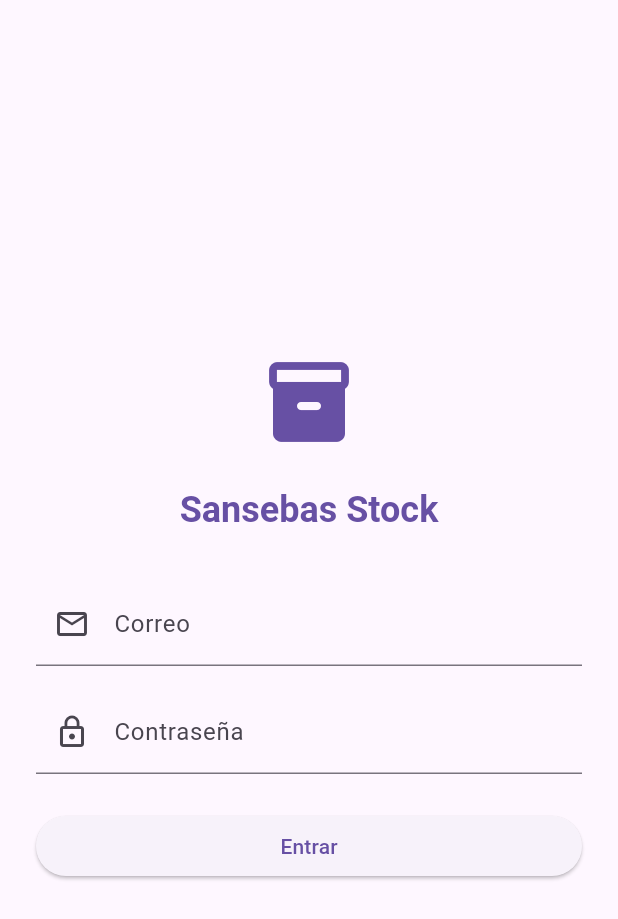
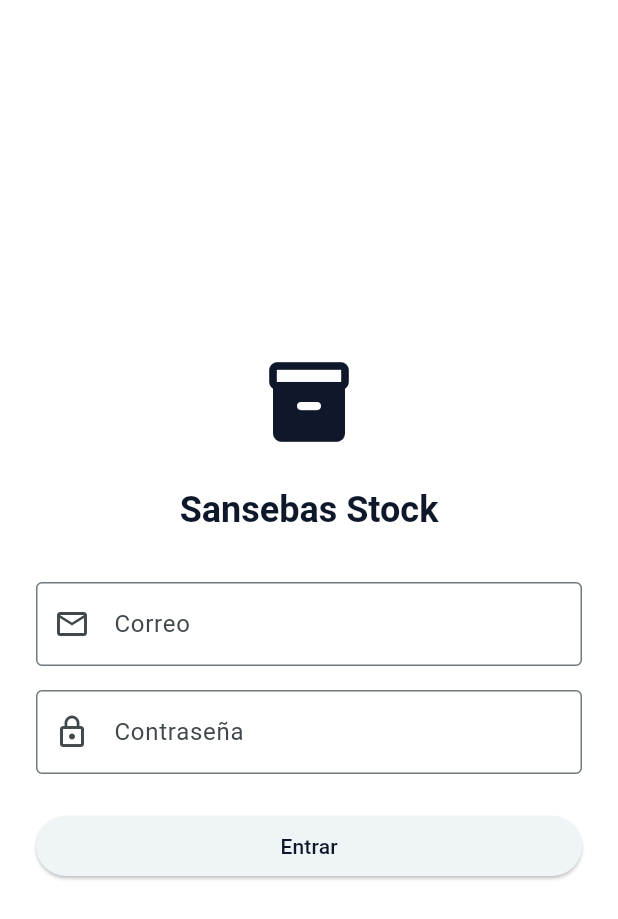
Before and after one commit to Asb74/SansebasStock, a Flutter app: the screen it shows after launch, on a phone screen of 412 x 824 dp. Shown: the top 919 px of the screen. Run offline on Flutter 3.47's test engine with Material 3 defaults, Android fonts, the phone set to English and light mode, and no system bars; our stand-ins replace cloud_firestore, firebase_core, flutter_riverpod, go_router; missing offline and left inert: mobile_scanner; accounts and stored records are empty.

Commit message:
Fix theme import usage and user greeting

```diff
--- a/lib/features/home/home_screen.dart
+++ b/lib/features/home/home_screen.dart
@@ -14,7 +14,9 @@ class HomeScreen extends ConsumerWidget {
 
     return Scaffold(
       appBar: AppBar(
-        title: Text(user?.name.isNotEmpty == true ? 'Hola, ${user!.name}' : 'Inicio'),
+        title: Text(
+          user?.nombre.isNotEmpty == true ? 'Hola, ${user!.nombre}' : 'Inicio',
+        ),
       ),
       body: Padding(
         padding: const EdgeInsets.all(24),
--- a/lib/main.dart
+++ b/lib/main.dart
@@ -23,7 +23,7 @@
 
     return MaterialApp.router(
       title: 'Sansebas Stock',
-      theme: AppTheme.buildTheme(),
+      theme: buildTheme(),
       routerConfig: router,
     );
   }
```
